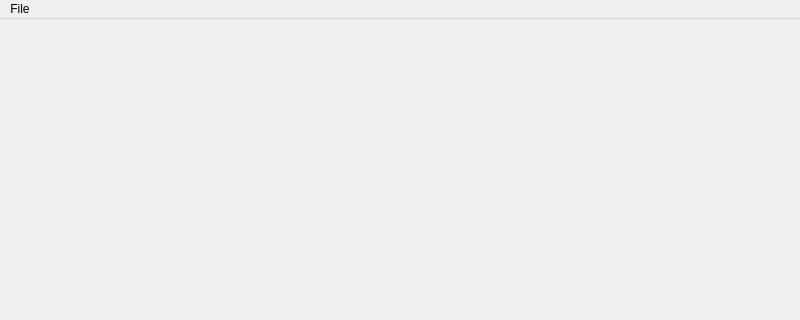
Qt form mainwindow.ui (beubetMCTX/dpm_manager) before a commit; both pictures show x 0 to 800 and y 0 to 320 of the 800 by 600 pixel window.
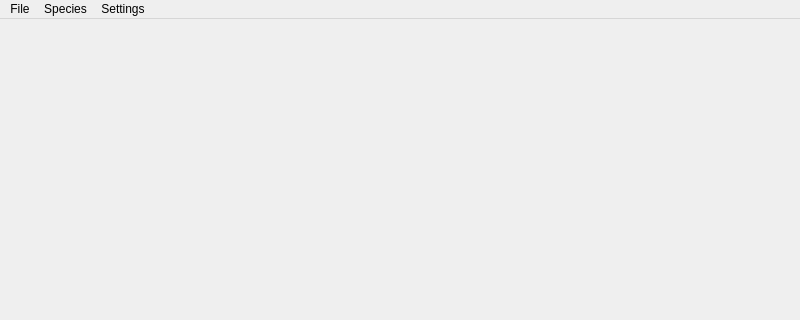
The same form after that commit.

Patch:
```diff
--- a/mainwindow.ui
+++ b/mainwindow.ui
@@ -33,7 +33,22 @@
     <addaction name="actionRead"/>
     <addaction name="actionRead_Base_Geometry"/>
    </widget>
+   <widget class="QMenu" name="menuSpecies">
+    <property name="title">
+     <string>Species</string>
+    </property>
+    <addaction name="actionRead_Chemkin_Files"/>
+   </widget>
+   <widget class="QMenu" name="menuSettings">
+    <property name="title">
+     <string>Settings</string>
+    </property>
+    <addaction name="actionUnit_of_Measurement"/>
+    <addaction name="actionLanguage"/>
+   </widget>
    <addaction name="menureaddile"/>
+   <addaction name="menuSpecies"/>
+   <addaction name="menuSettings"/>
   </widget>
   <widget class="QStatusBar" name="statusbar"/>
   <action name="actionRead">
```
Left out of the diff: 17 changed lines with no effect on the pictures.
